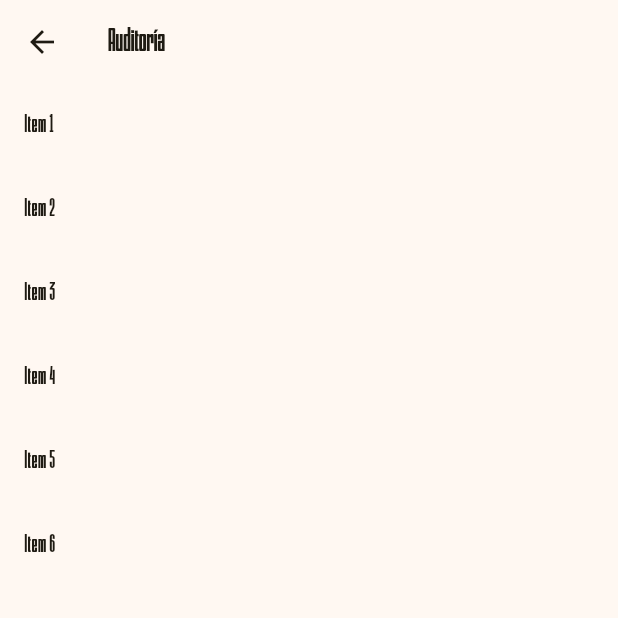
After one commit to pos7t0/3479A321_2022479015, a Flutter app: the AuditoriaPage screen opened directly, on a phone screen of 412 x 824 dp, the top half of it. The commit adds this screen. Run offline on Flutter 3.47's test engine with Material 3 defaults, Android fonts, the phone set to English and light mode, and no system bars; our stand-ins replace flutter_svg, logger.

Commit message:
hacer merge

```diff
--- /dev/null
+++ b/lib/pages/auditoria_page.dart
@@ -0,0 +1,22 @@
+import 'package:flutter/material.dart';
+
+class AuditoriaPage extends StatelessWidget {
+  const AuditoriaPage({super.key});
+
+  @override
+  Widget build(BuildContext context) {
+    return Scaffold(
+      appBar: AppBar(
+        title: const Text('Auditoría'),
+      ),
+      body: ListView.builder(
+        itemCount: 6, // Número de items en el historial
+        itemBuilder: (context, index) {
+          return ListTile(
+            title: Text('Item ${index + 1}'),
+          );
+        },
+      ),
+    );
+  }
+}
```
Also changed, not shown: lib/pages/MyHomeState.dart (+54 -57 lines).
